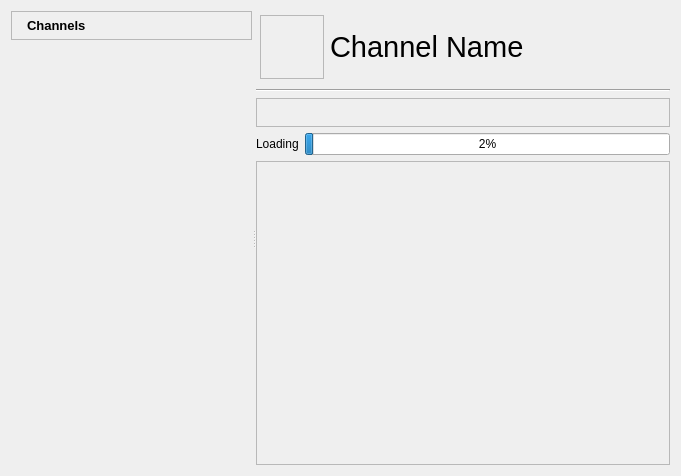
Above: retroshare-gui/src/gui/ChannelFeed.ui from RetroShare/RetroShare before the change. Below: the same form after it.
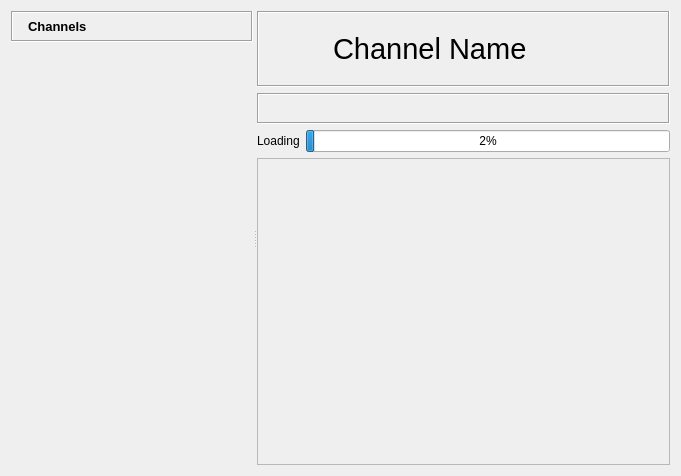
That is the form after the change. Icons and pictures are not drawn. Custom widgets are drawn as their Qt base class.

The edit to the form file:
```diff
--- a/retroshare-gui/src/gui/ChannelFeed.ui
+++ b/retroshare-gui/src/gui/ChannelFeed.ui
@@ -33,10 +33,10 @@
        <item row="0" column="0">
         <widget class="QFrame" name="titleBarFrame">
          <property name="frameShape">
-          <enum>QFrame::StyledPanel</enum>
+          <enum>QFrame::Box</enum>
          </property>
          <property name="frameShadow">
-          <enum>QFrame::Raised</enum>
+          <enum>QFrame::Sunken</enum>
          </property>
          <layout class="QHBoxLayout" name="horizontalLayout">
           <property name="margin">
@@ -159,7 +159,13 @@
      <widget class="QWidget" name="layoutWidget">
       <layout class="QGridLayout" name="channelLayout">
        <item row="0" column="0">
-        <widget class="QFrame" name="headerFrame">
+        <widget class="QFrame" name="headFrame">
+         <property name="frameShape">
+          <enum>QFrame::Box</enum>
+         </property>
+         <property name="frameShadow">
+          <enum>QFrame::Sunken</enum>
+         </property>
          <layout class="QHBoxLayout" name="horizontalLayout_3">
           <property name="margin">
            <number>4</number>
@@ -178,12 +184,6 @@
               <height>64</height>
              </size>
             </property>
-            <property name="frameShape">
-             <enum>QFrame::StyledPanel</enum>
-            </property>
-            <property name="frameShadow">
-             <enum>QFrame::Raised</enum>
-            </property>
             <property name="text">
              <string/>
             </property>
@@ -223,7 +223,7 @@
          </layout>
         </widget>
        </item>
-       <item row="4" column="0">
+       <item row="3" column="0">
         <widget class="QScrollArea" name="scrollArea">
          <property name="widgetResizable">
           <bool>true</bool>
@@ -254,7 +254,7 @@
          </widget>
         </widget>
        </item>
-       <item row="3" column="0">
+       <item row="2" column="0">
         <layout class="QHBoxLayout" name="progressLayout">
          <item>
           <widget class="QLabel" name="progressLabel">
@@ -275,13 +275,13 @@
          </item>
         </layout>
        </item>
-       <item row="2" column="0">
+       <item row="1" column="0">
         <widget class="QFrame" name="toolBarFrame">
          <property name="frameShape">
-          <enum>QFrame::StyledPanel</enum>
+          <enum>QFrame::Box</enum>
          </property>
          <property name="frameShadow">
-          <enum>QFrame::Raised</enum>
+          <enum>QFrame::Sunken</enum>
          </property>
          <layout class="QHBoxLayout" name="horizontalLayout_2">
           <property name="margin">
@@ -326,13 +326,6 @@
          </layout>
         </widget>
        </item>
-       <item row="1" column="0">
-        <widget class="Line" name="line">
-         <property name="orientation">
-          <enum>Qt::Horizontal</enum>
-         </property>
-        </widget>
-       </item>
       </layout>
      </widget>
     </widget>
```
